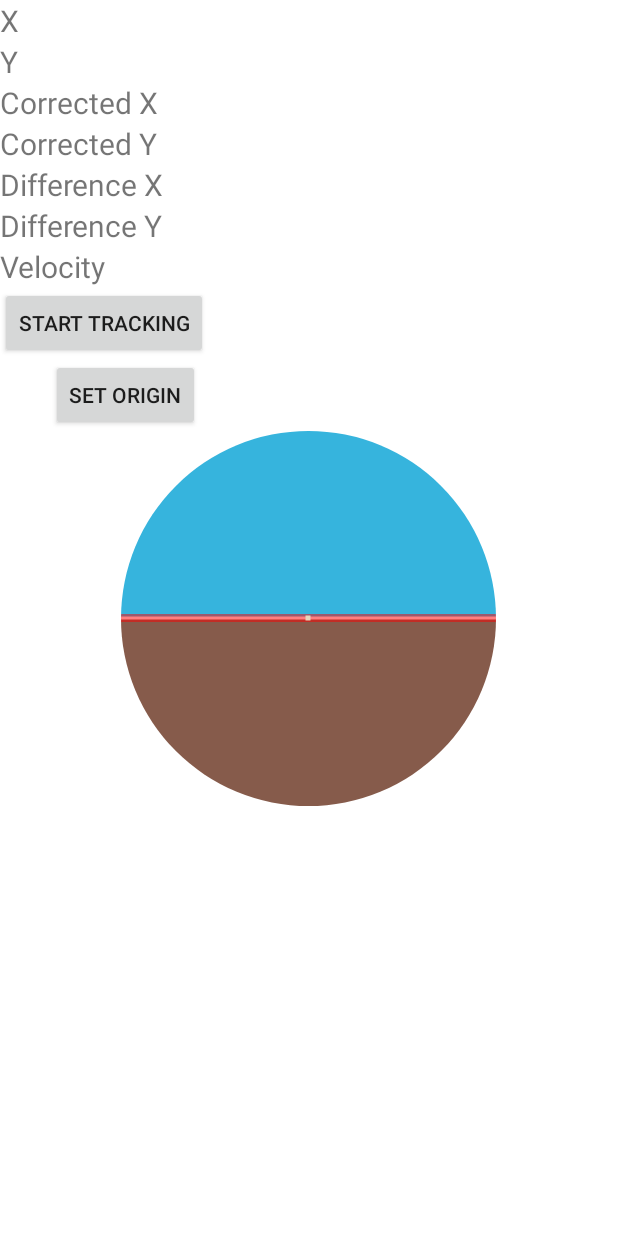
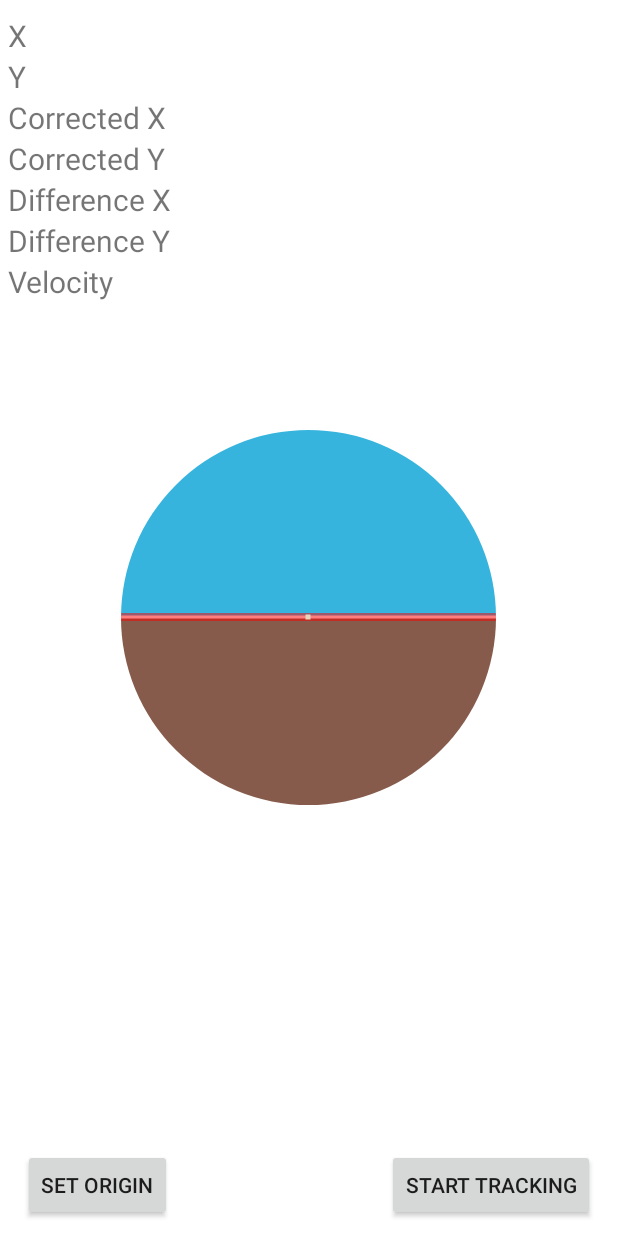
Before and after one commit to luki530/Navigation-Set, an Android app: the screen it shows after launch (MainActivity), on a phone screen of 412 x 824 dp. Run offline under Robolectric (Android 15) with nearby library versions, the phone set to English and light mode, and no system bars; libraries missing offline, so code that uses them is left out: org.apache.commons.

Commit message:
changed layout

```diff
--- a/app/src/main/res/layout/activity_main.xml
+++ b/app/src/main/res/layout/activity_main.xml
@@ -1,5 +1,5 @@
 <?xml version="1.0" encoding="utf-8"?>
-<LinearLayout xmlns:android="http://schemas.android.com/apk/res/android"
+<RelativeLayout xmlns:android="http://schemas.android.com/apk/res/android"
     xmlns:app="http://schemas.android.com/apk/res-auto"
     xmlns:tools="http://schemas.android.com/tools"
     android:layout_width="match_parent"
@@ -8,44 +8,63 @@
     android:orientation="vertical">
 
     <TextView
+        android:id="@+id/x"
         android:layout_width="wrap_content"
         android:layout_height="wrap_content"
-        android:id="@+id/x"
+        android:layout_alignParentTop="true"
+        android:layout_alignParentStart="true"
+        android:layout_marginStart="5dp"
+        android:layout_marginTop="10dp"
         android:text="X"
-        android:textSize="20dp"/>
+        android:textSize="20dp" />
 
     <TextView
         android:id="@+id/y"
         android:layout_width="wrap_content"
         android:layout_height="wrap_content"
+        android:layout_alignParentStart="true"
+        android:layout_marginStart="5dp"
+        android:layout_below="@+id/x"
         android:text="Y"
         android:textSize="20dp" />
 
     <TextView
+        android:id="@+id/corrected_x"
         android:layout_width="wrap_content"
         android:layout_height="wrap_content"
-        android:id="@+id/corrected_x"
+        android:layout_below="@+id/y"
+        android:layout_alignParentStart="true"
+        android:layout_marginStart="5dp"
         android:text="Corrected X"
-        android:textSize="20dp"/>
+        android:textSize="20dp" />
 
     <TextView
         android:id="@+id/corrected_y"
         android:layout_width="wrap_content"
         android:layout_height="wrap_content"
+        android:layout_below="@+id/corrected_x"
+        android:layout_alignParentStart="true"
+        android:layout_marginStart="5dp"
         android:text="Corrected Y"
         android:textSize="20dp" />
 
     <TextView
+        android:id="@+id/diff_x"
         android:layout_width="wrap_content"
         android:layout_height="wrap_content"
-        android:id="@+id/diff_x"
+        android:layout_below="@+id/corrected_y"
+        android:layout_alignParentStart="true"
+        android:layout_marginStart="5dp"
         android:text="Difference X"
-        android:textSize="20dp"/>
+        android:textSize="20dp" />
 
     <TextView
         android:id="@+id/diff_y"
         android:layout_width="wrap_content"
         android:layout_height="wrap_content"
+        android:layout_below="@+id/diff_x"
+        android:layout_alignParentStart="true"
+        android:layout_marginStart="5dp"
         android:text="Difference Y"
         android:textSize="20dp" />
 
@@ -54,6 +73,9 @@
         android:id="@+id/Velocity"
         android:layout_width="wrap_content"
         android:layout_height="wrap_content"
+        android:layout_below="@+id/diff_y"
+        android:layout_alignParentStart="true"
+        android:layout_marginStart="5dp"
         android:text="Velocity"
         android:textSize="20dp" />
 
@@ -61,31 +83,30 @@
         android:id="@+id/button2"
         android:layout_width="wrap_content"
         android:layout_height="wrap_content"
-        android:layout_above="@+id/y"
         android:layout_alignParentEnd="true"
-        android:layout_alignParentRight="true"
-        android:layout_marginEnd="35dp"
-        android:layout_marginRight="35dp"
+        android:layout_alignParentBottom="true"
+        android:layout_marginEnd="15dp"
+        android:layout_marginBottom="10dp"
         android:onClick="onClick_StartTracking"
         android:text="Start Tracking" />
 
     <Button
-        android:text="Set Origin"
+        android:id="@+id/set_origin"
         android:layout_width="wrap_content"
         android:layout_height="wrap_content"
-        android:id="@+id/set_origin"
+        android:layout_alignParentStart="true"
+        android:layout_alignParentBottom="true"
+        android:layout_marginStart="15dp"
+        android:layout_marginBottom="10dp"
         android:onClick="onClick_SetOrigin"
-        android:layout_alignParentBottom="true"
-        android:layout_alignParentLeft="true"
-        android:layout_alignParentStart="true"
-        android:layout_marginLeft="34dp"
-        android:layout_marginStart="34dp" />
+        android:text="Set Origin" />
 
     <com.example.manhattan.AttitudeIndicator
         android:id="@+id/attitude_indicator"
         android:layout_width="250dp"
         android:layout_height="250dp"
-        android:layout_gravity="center"/>
+        android:layout_centerInParent="true"
+        android:layout_gravity="center" />
 
 
-</LinearLayout>
+</RelativeLayout>
```
